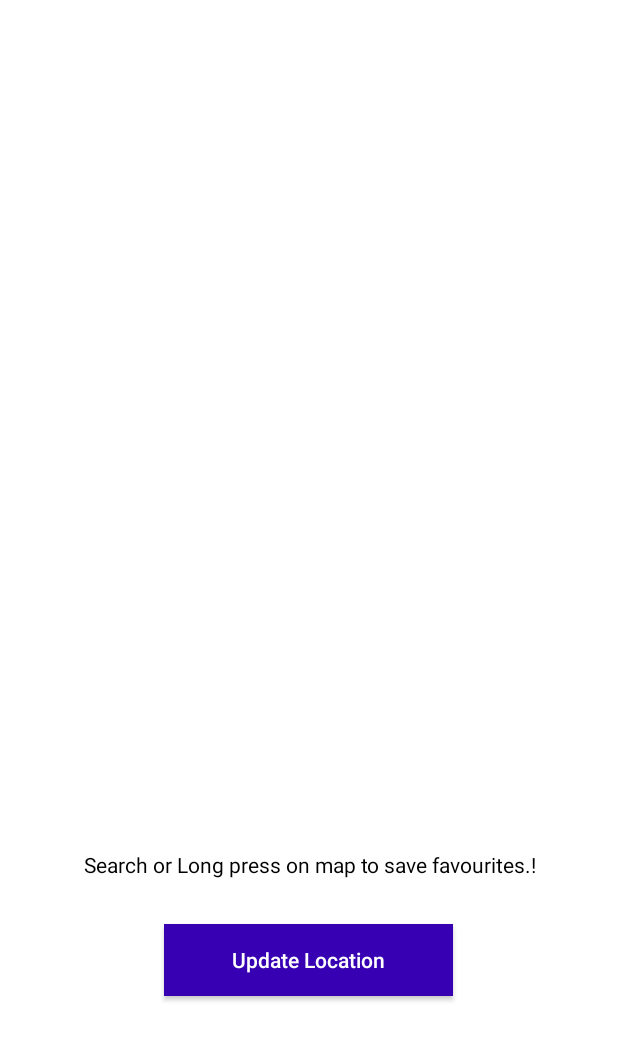
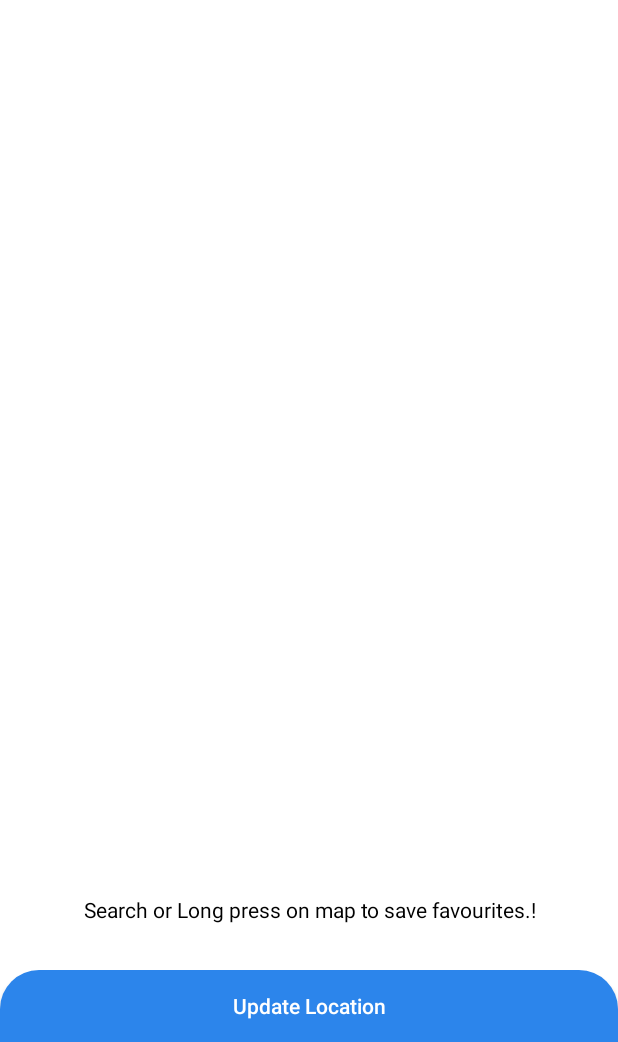
Before and after one commit to NDBNeer/FA_Namrata_C0853345_android, an Android app: the FavoritePlcMapActivity screen opened directly, with no data from a screen before it, on a phone screen of 412 x 824 dp, the part 194-1236 px from its top. Run offline under Robolectric (Android 15) with nearby library versions, the phone set to English and light mode, and no system bars; our stand-ins replace ButterKnife, sdp/ssp sizes.

Commit message:
background for button

```diff
--- /dev/null
+++ b/app/src/main/res/drawable/background_bottombar.xml
@@ -0,0 +1,9 @@
+<?xml version="1.0" encoding="utf-8"?>
+<shape xmlns:android="http://schemas.android.com/apk/res/android"
+    android:shape="rectangle">
+
+    <solid android:color="@color/locaddress"/>
+    <corners
+        android:topLeftRadius="@dimen/_20sdp"
+        android:topRightRadius="@dimen/_20sdp"/>
+</shape>
--- a/app/src/main/res/layout/activity_favmaps.xml
+++ b/app/src/main/res/layout/activity_favmaps.xml
@@ -5,6 +5,7 @@
     xmlns:card_view="http://schemas.android.com/apk/res-auto"
     android:layout_width="match_parent"
     android:layout_height="match_parent"
+    android:background="@color/white"
     android:orientation="vertical">
 
     <RelativeLayout
@@ -113,8 +114,6 @@
 
 
                 </RelativeLayout>
-
-
                 <LinearLayout
                     android:orientation="vertical"
                     android:layout_weight="0.5"
@@ -124,59 +123,31 @@
                     <TextView
                         android:layout_gravity="center"
                         android:gravity="center"
+                        android:layout_weight="1"
                         android:textColor="@android:color/black"
                         android:text="@string/search_or_long_press_on_map_to_save_favourites"
                         android:layout_width="match_parent"
-                        android:layout_height="wrap_content">
-
-
-                    </TextView>
-
-
-
+                        android:layout_height="0dp"/>
                     <LinearLayout
                         android:layout_gravity="center"
                         android:gravity="center"
-                        android:layout_margin="@dimen/_10sdp"
-                        android:weightSum="2"
+                        android:weightSum="1"
                         android:orientation="horizontal"
                         android:layout_width="match_parent"
-                        android:layout_height="match_parent">
-
+                        android:layout_height="wrap_content">
                         <Button
-                            android:layout_weight="1"
                             android:id="@+id/mUpdateLocationBtn"
-                            android:layout_width="0dp"
+                            android:layout_width="match_parent"
+                            android:background="@drawable/background_bottombar"
                             android:layout_height="wrap_content"
-                            android:background="@color/purple_700"
                             android:gravity="center"
-                            android:text="Update Location"
+                            android:text="@string/update_location"
                             android:textAllCaps="false"
                             android:textColor="@android:color/white"
                             android:textSize="14sp" />
-
-
-
-
-
-
                     </LinearLayout>
-
-
-
-
-
                 </LinearLayout>
-
-
             </LinearLayout>
-
-
         </LinearLayout>
-
-
     </RelativeLayout>
-
-
-
 </RelativeLayout>
--- a/app/src/main/res/values/strings.xml
+++ b/app/src/main/res/values/strings.xml
@@ -15,4 +15,5 @@
     <string name="get_directions"><u>Get Directions</u></string>
     <string name="get_distance"><u>Get Distance</u></string>
     <string name="get_nearby_restro_bars_cafe"><u>Get Nearby Restro,bars,cafe</u></string>
+    <string name="update_location">Update Location</string>
 </resources>
```
